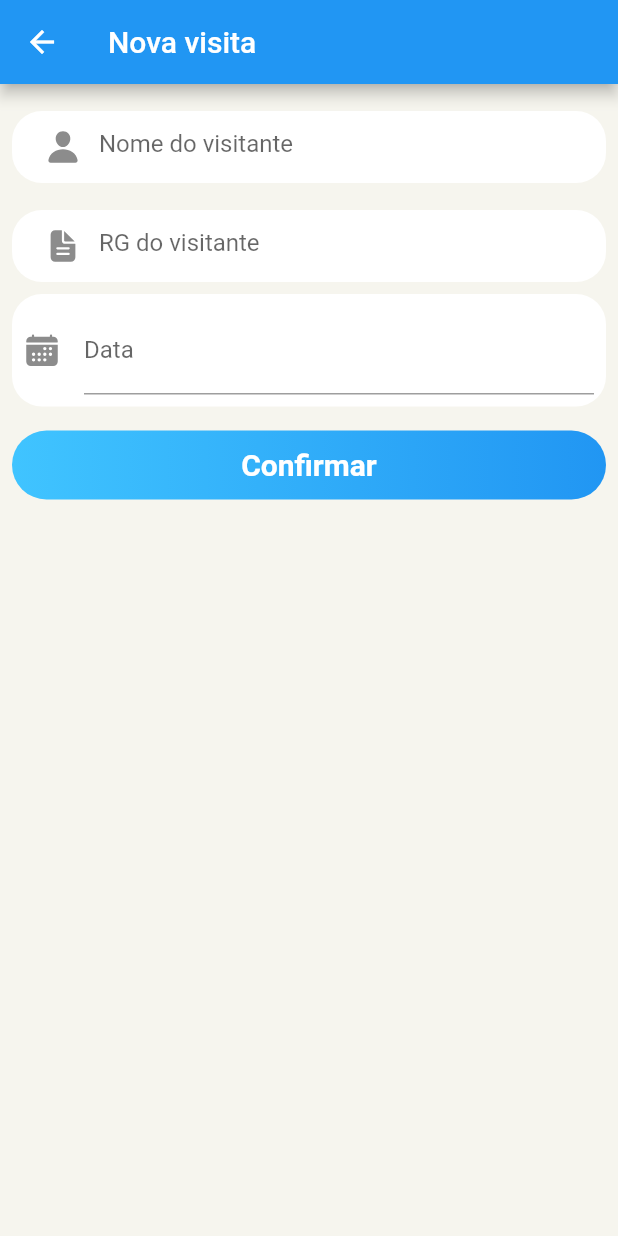
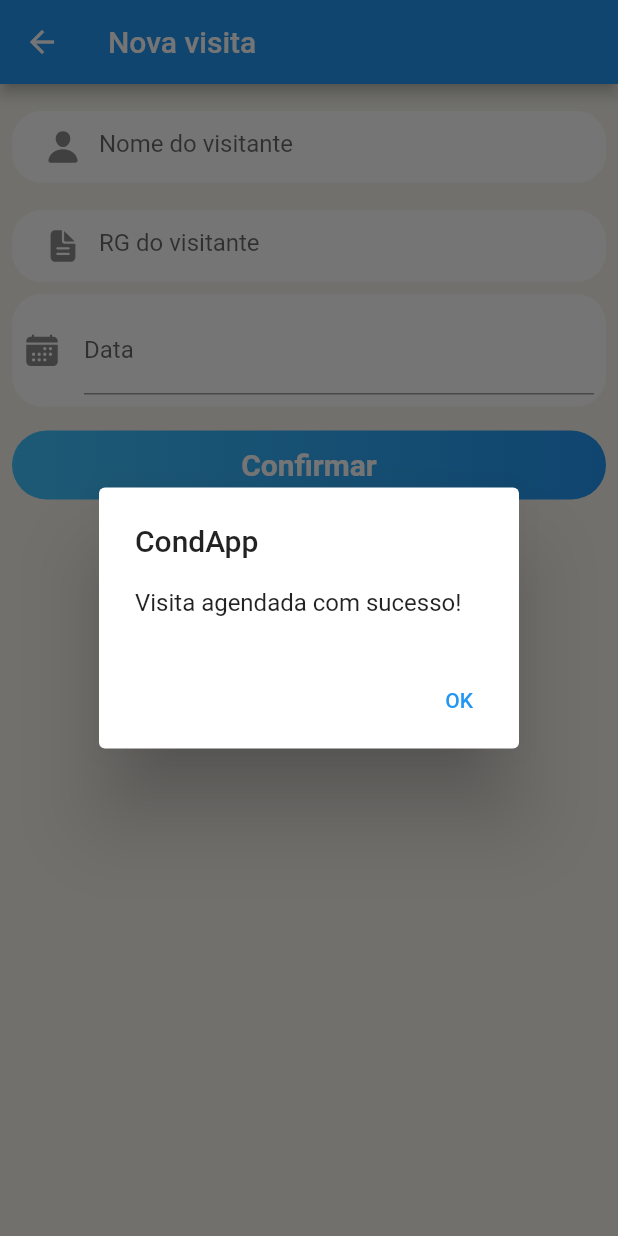
Before and after one commit to AdrianoJunior/condapp_bloc, a Flutter app: the VisitasFormPage screen opened directly, after a tap on "Confirmar", on a phone screen of 412 x 824 dp. Run offline on Flutter 3.47's test engine with Material 2 defaults, Android fonts, the phone set to English and light mode, and no system bars; drawn by our look-alikes of date_time_picker; our stand-ins replace cached_network_image, cloud_firestore, email_validator, firebase_auth, firebase_core, firebase_storage and 8 more; accounts and stored records are empty.

Commit message:
Atualizações de layout e funcionalidade de visitas

```diff
--- a/lib/pages/agenda/visitas/visitas_form_page.dart
+++ b/lib/pages/agenda/visitas/visitas_form_page.dart
@@ -1,4 +1,5 @@
 import 'package:cond_app/pages/agenda/visitas/visita.dart';
+import 'package:cond_app/pages/agenda/visitas/visitas_bloc.dart';
 import 'package:cond_app/utils/exports.dart';
 import 'package:flutter/material.dart';
 import 'package:intl/intl.dart';
@@ -15,7 +16,10 @@ class VisitasFormPage extends StatefulWidget {
 
 class _VisitasFormPageState extends State<VisitasFormPage> {
   final _formKey = GlobalKey<FormState>();
+
+  Timestamp? timestampVisita;
   get visita => widget.visita;
+  final _bloc = VisitasBloc();
   final _tVisitante = TextEditingController();
   final _tRGVisitante = TextEditingController();
   final f = DateFormat('dd/MM/yyyy - hh:mm');
@@ -80,6 +84,7 @@ class _VisitasFormPageState extends State<VisitasFormPage> {
                   icon: const Icon(Ionicons.calendar),
                   onChanged: (val) {
                     print(val);
+                    timestampVisita = Timestamp.fromDate(DateTime.parse(val));
                     visita!.dataVisita =
                         Timestamp.fromDate(DateTime.parse(val));
                   },
@@ -102,13 +107,24 @@ class _VisitasFormPageState extends State<VisitasFormPage> {
     );
   }
 
-  _onClickSalvar() {
+  _onClickSalvar() async {
     if (!_formKey.currentState!.validate()) {
       return;
     }
 
     String nomeVisitante = _tVisitante.text;
     String docVisitante = _tRGVisitante.text;
+
+    Visita v = Visita(dataVisita: timestampVisita, nomeVisitante: nomeVisitante, RGVisitante: docVisitante);
+
+    ApiResponse visitaResponse = await _bloc.addVisita(visita: v, uid: FirebaseAuth.instance.currentUser!.uid);
+
+    if(visitaResponse.ok!) {
+      alert(context, 'Visita agendada com sucesso!');
+    } else {
+      alert(context, 'Não foi possível agendar a visita.\nTente novamente!');
+    }
+
   }
 
   _validateName(String? text) {
```
Also changed, not shown: lib/pages/agenda/visitas/visitas_list_view.dart (+8 -4 lines).
